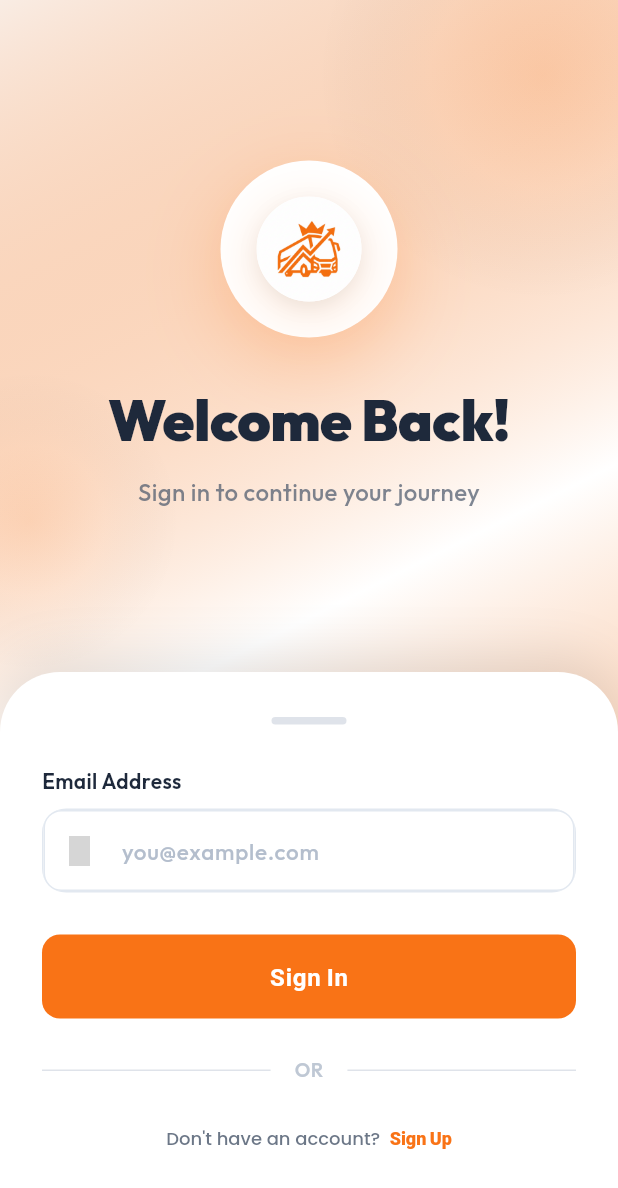
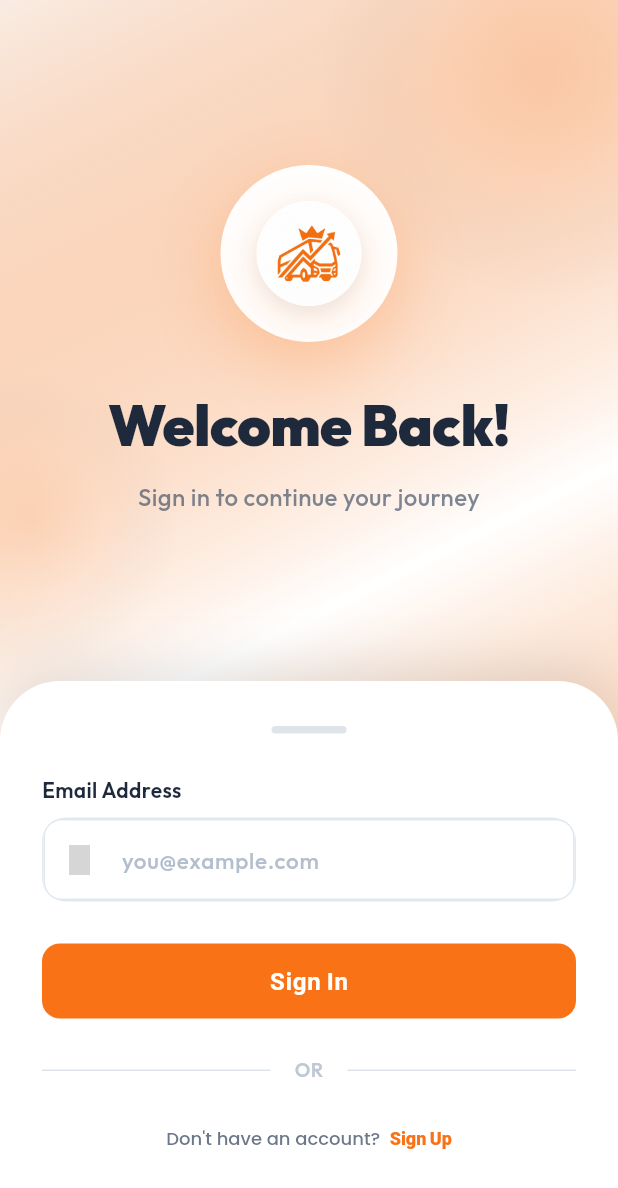
Before and after one commit to digilaravelproject/transport_app, a Flutter app: the LoginScreen screen opened by its route, on a phone screen of 412 x 824 dp. Shown: the top 1188 px of the screen. Run offline on Flutter 3.47's test engine with Material 3 defaults, Android fonts, the phone set to English and light mode, and no system bars; our stand-ins replace cached_network_image, connectivity_plus, dio, file_picker, flutter_cache_manager, flutter_dotenv and 8 more; missing offline and left inert: flutter_dynamic_icon_plus; accounts and stored records are empty; grey boxes are pictures that could not be loaded.

Commit message:
login complete

```diff
--- a/lib/core/widgets/app_button.dart
+++ b/lib/core/widgets/app_button.dart
@@ -24,7 +24,7 @@ class AppButton extends StatelessWidget {
     this.color,
     this.textColor,
     this.width,
-    this.height = 56,
+    this.height = 50,
     this.borderRadius = 12,
     this.isLoading = false,
     this.icon,
--- a/lib/core/widgets/app_input_field.dart
+++ b/lib/core/widgets/app_input_field.dart
@@ -107,10 +107,48 @@ class AppInputField extends StatelessWidget {
                   : null,
               suffixIconConstraints: const BoxConstraints(minWidth: 48),
               border: InputBorder.none,
+              errorBorder: InputBorder.none,
+              focusedErrorBorder: InputBorder.none,
+              errorStyle: const TextStyle(height: 0, fontSize: 0), // Hide default error
               contentPadding: const EdgeInsets.symmetric(horizontal: 20, vertical: 16),
             ),
+            autovalidateMode: AutovalidateMode.onUserInteraction,
           ),
         ),
+        // Custom error message outside container
+        if (validator != null)
+          ValueListenableBuilder<TextEditingValue>(
+            valueListenable: controller ?? TextEditingController(),
+            builder: (context, value, child) {
+              final error = validator!(value.text);
+              if (error != null && value.text.isNotEmpty) {
+                return Padding(
+                  padding: const EdgeInsets.only(top: 8, left: 4),
+                  child: Row(
+                    children: [
+                      const Icon(
+                        Icons.error_outline,
+                        size: 14,
+                        color: Colors.red,
+                      ),
+                      const SizedBox(width: 6),
+                      Expanded(
+                        child: Text(
+                          error,
+                          style: const TextStyle(
+                            fontSize: 13,
+                            fontWeight: FontWeight.w500,
+                            color: Colors.red,
+                          ),
+                        ),
+                      ),
+                    ],
+                  ),
+                );
+              }
+              return const SizedBox.shrink();
+            },
+          ),
       ],
     );
   }
--- a/lib/features/auth/controllers/auth_controller.dart
+++ b/lib/features/auth/controllers/auth_controller.dart
@@ -100,11 +100,23 @@ class AuthController extends GetxController {
   }
 
   Future<void> login() async {
-    if (!formKey.currentState!.validate()) return;
-
     try {
       isLoading.value = true;
       final email = emailController.text.trim();
+
+      // Validate email
+      if (email.isEmpty) {
+        CustomSnackbar.showError('Please enter your email');
+        isLoading.value = false;
+        return;
+      }
+
+      if (!GetUtils.isEmail(email)) {
+        CustomSnackbar.showError('Please enter a valid email address');
+        isLoading.value = false;
+        return;
+      }
+
       currentMobile.value = email; // Store email for OTP verification
 
       // Call send-otp API
--- a/lib/features/auth/views/login_screen.dart
+++ b/lib/features/auth/views/login_screen.dart
@@ -9,6 +9,7 @@ import 'package:credit_debit/routes/route_helper.dart';
 import 'package:credit_debit/core/widgets/app_input_field.dart';
 import 'package:credit_debit/core/widgets/app_button.dart';
 import 'package:credit_debit/core/widgets/clean_auth_background.dart';
+import 'package:credit_debit/core/utils/app_validators.dart';
 import '../controllers/auth_controller.dart';
 
 class LoginScreen extends StatefulWidget {
@@ -344,69 +345,23 @@ class _LoginScreenState extends State<LoginScreen> with TickerProviderStateMixin
                                   hint: 'you@example.com',
                                   icon: Iconsax.sms,
                                   keyboardType: TextInputType.emailAddress,
+                                  validator: AppValidators.validateEmail,
                                 ),
 
                                 const SizedBox(height: 28),
 
                                 // Sign in button
-                                /*Obx(() => Container(
-                                      height: 50,
-                                      decoration: BoxDecoration(
-                                        borderRadius: BorderRadius.circular(16),
-                                        gradient: LinearGradient(
-                                          colors: [
-                                            AppColors.primaryColor,
-                                            AppColors.primaryColor.withValues(alpha: 0.8),
-                                          ],
-                                          begin: Alignment.centerLeft,
-                                          end: Alignment.centerRight,
-                                        ),
-                                        boxShadow: [
-                                          BoxShadow(
-                                            color: AppColors.primaryColor.withValues(alpha: 0.4),
-                                            blurRadius: 20,
-                                            offset: const Offset(0, 10),
-                                          ),
-                                        ],
-                                      ),
-                                      child: Material(
-                                        color: Colors.transparent,
-                                        child: InkWell(
-                                          borderRadius: BorderRadius.circular(16),
-                                          onTap: _authController.isLoading.value
-                                              ? null
-                                              : () {
-                                                  if (_formKey.currentState?.validate() ?? false) {
-                                                    _authController.login();
-                                                  }
-                                                },
-                                          child: Center(
-                                            child: _authController.isLoading.value
-                                                ? const SizedBox(
-                                                    width: 24,
-                                                    height: 24,
-                                                    child: CircularProgressIndicator(
-                                                      color: AppColors.white,
-                                                      strokeWidth: 2.5,
-                                                    ),
-                                                  )
-                                                : AppText(
-                                                    'Sign In',
-                                                   // style: AppTextStyle.button,
-                                                    fontSize: 17,
-                                                    fontWeight: FontWeight.w700,
-                                                    color: AppColors.white,
-                                                  ),
-                                          ),
-                                        ),
-                                      ),
-                                    )),*/
-
                                 Obx(() => AppButton(
                                   text: 'Sign In',
                                   isLoading: _authController.isLoading.value,
                                   fontWeight: FontWeight.bold,
-                                  onPressed: () => Get.offAllNamed(RouteHelper.getDashboardRoute()),
+                                  onPressed: () {
+                                    // Validate form
+                                    if (_formKey.currentState?.validate() ?? false) {
+                                      // Call login API
+                                      _authController.login();
+                                    }
+                                  },
                                 )),
 
                                 const SizedBox(height: 24),
@@ -450,14 +405,6 @@ class _LoginScreenState extends State<LoginScreen> with TickerProviderStateMixin
                                       onTap: () => Get.toNamed(RouteHelper.getSignupRoute()),
                                       child: Container(
                                         padding: const EdgeInsets.symmetric(vertical: 16),
-                                        // decoration: BoxDecoration(
-                                        //   color: AppColors.primaryColor.withValues(alpha: 0.08),
-                                        //   borderRadius: BorderRadius.circular(16),
-                                        //   border: Border.all(
-                                        //     color: AppColors.primaryColor.withValues(alpha: 0.2),
-                                        //     width: 1.5,
-                                        //   ),
-                                        // ),
                                         child: Center(
                                           child: RichText(
                                             text: TextSpan(
```
